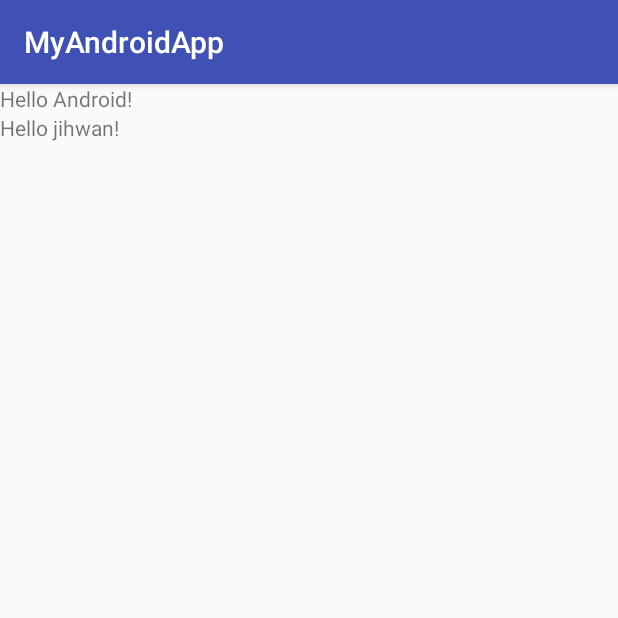
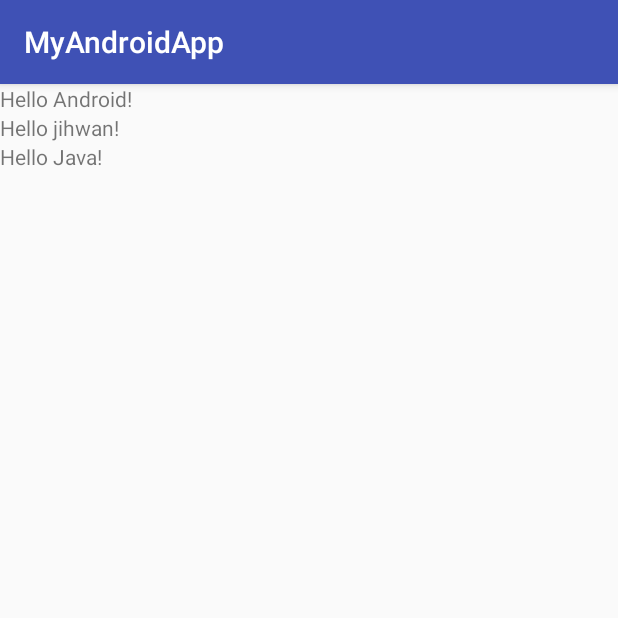
Before and after one commit to jihwann/MyAndroidApp2, an Android app: the screen it shows after launch (MainActivity), on a phone screen of 412 x 824 dp, the top half of it. Run offline under Robolectric (Android 15) with nearby library versions, the phone set to English and light mode, and no system bars.

Commit message:
Hello Java text추가

```diff
--- a/app/src/main/res/layout/activity_main.xml
+++ b/app/src/main/res/layout/activity_main.xml
@@ -17,5 +17,10 @@
         android:layout_height="wrap_content"
         android:text="Hello jihwan!"
         />
+    <TextView
+        android:layout_width="wrap_content"
+        android:layout_height="wrap_content"
+        android:text="Hello Java!"
+        />
 
 </LinearLayout>
```
